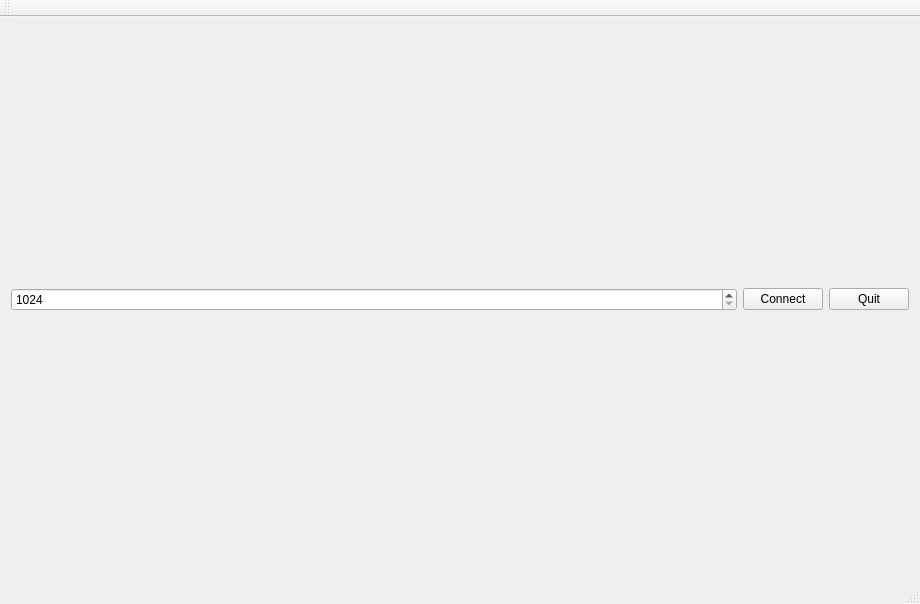
MelissaDiArt/Backup-Distribuido, file Server/mainwindow.ui: the form before one commit.
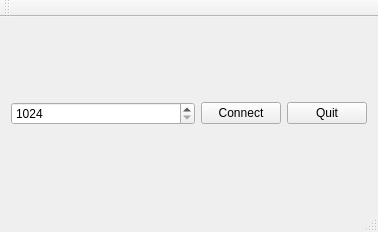
The form after the commit.

Commit message: Interfaz cliente

What changed in the file:
```diff
--- a/Server/mainwindow.ui
+++ b/Server/mainwindow.ui
@@ -6,8 +6,8 @@
    <rect>
     <x>0</x>
     <y>0</y>
-    <width>920</width>
-    <height>604</height>
+    <width>378</width>
+    <height>232</height>
    </rect>
   </property>
   <property name="sizePolicy">
```
Left out of the diff: 2 changed lines with no effect on the pictures. The commit also changes 5 other files.
